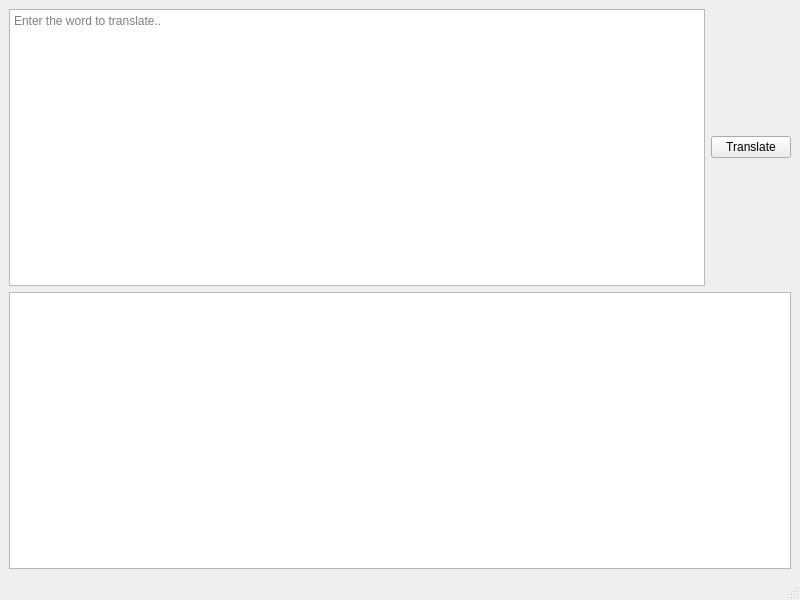
First picture: the form in src/forms/maintranslatorwin.ui, repository Divaev/QClipboardTranslator, before the edit.
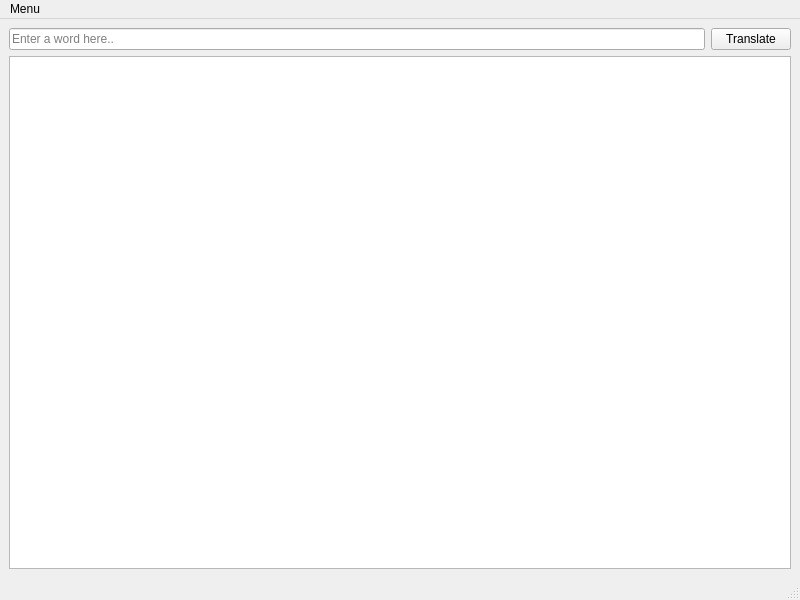
Second picture: the form after the edit.

Commit message: The menu and the dialog form were added + some fixes

Diff of the .ui file:
```diff
--- a/src/forms/maintranslatorwin.ui
+++ b/src/forms/maintranslatorwin.ui
@@ -18,9 +18,9 @@
     <item>
      <layout class="QHBoxLayout" name="inputLayout">
       <item>
-       <widget class="QPlainTextEdit" name="inputTextEdit">
+       <widget class="QLineEdit" name="inputLineEdit">
         <property name="placeholderText">
-         <string>Enter the word to translate..</string>
+         <string>Enter a word here..</string>
         </property>
        </widget>
       </item>
@@ -34,10 +34,11 @@
      </layout>
     </item>
     <item>
-     <widget class="QPlainTextEdit" name="outputTextEdit"/>
-    </item>
-    <item>
-     <layout class="QHBoxLayout" name="outputLayout"/>
+     <layout class="QHBoxLayout" name="outputLayout">
+      <item>
+       <widget class="QPlainTextEdit" name="outputTextEdit"/>
+      </item>
+     </layout>
     </item>
    </layout>
   </widget>
@@ -47,9 +48,16 @@
      <x>0</x>
      <y>0</y>
      <width>800</width>
-     <height>23</height>
+     <height>25</height>
     </rect>
    </property>
+   <widget class="QMenu" name="mainMenu">
+    <property name="title">
+     <string>Menu</string>
+    </property>
+    <addaction name="actionSetDictionary"/>
+   </widget>
+   <addaction name="mainMenu"/>
   </widget>
   <widget class="QStatusBar" name="statusbar"/>
  </widget>
```
Left out of the diff: 5 changed lines with no effect on the pictures. The commit also changes 8 other files.
